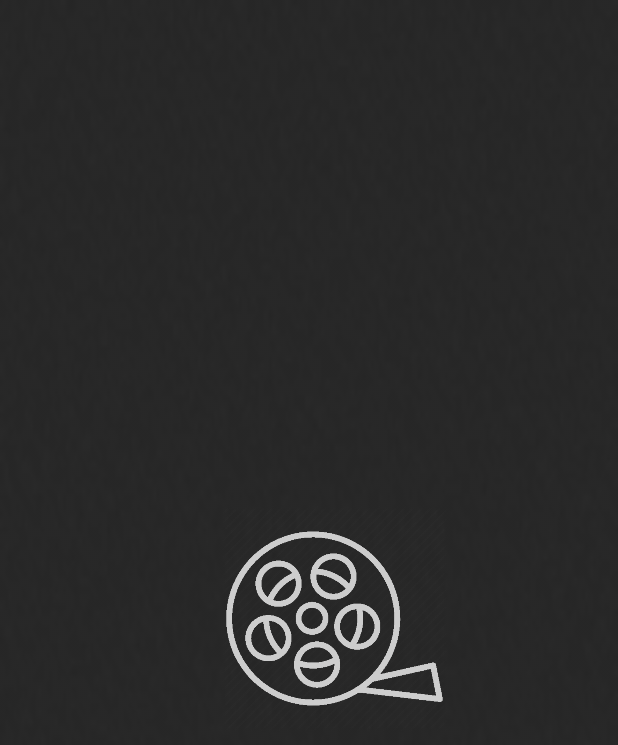
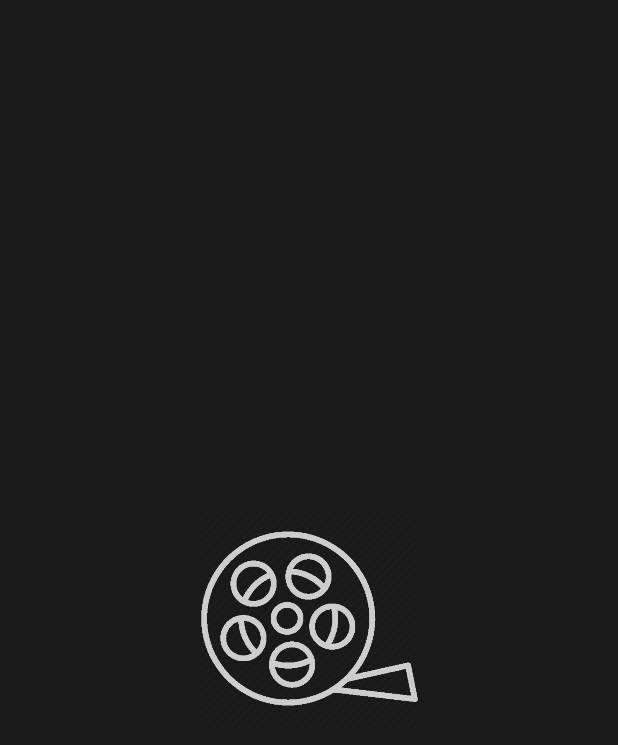
Before and after one commit to RepCode/HaveISeenIt, an Android app: the SplashScreen screen opened directly, with no data from a screen before it, on a phone screen of 412 x 824 dp. Shown: the top 745 px of the screen. Run offline under Robolectric (Android 15) with nearby library versions, the phone set to English and light mode, and no system bars.

Commit message:
changed primary color, added layout for empty list

```diff
--- a/app/src/main/res/layout/activity_splash_screen.xml
+++ b/app/src/main/res/layout/activity_splash_screen.xml
@@ -4,19 +4,8 @@
     xmlns:tools="http://schemas.android.com/tools"
     android:layout_width="match_parent"
     android:layout_height="match_parent"
+    android:background="@color/colorPrimary"
     tools:context=".activities.splash.SplashScreen">
-
-    <ImageView
-        android:id="@+id/splash_backgound"
-        android:layout_width="match_parent"
-        android:layout_height="match_parent"
-        android:contentDescription="@string/splash_background_description"
-        android:scaleType="fitXY"
-        app:layout_constraintBottom_toBottomOf="parent"
-        app:layout_constraintEnd_toEndOf="parent"
-        app:layout_constraintStart_toStartOf="parent"
-        app:layout_constraintTop_toTopOf="parent"
-        app:srcCompat="@drawable/black_background" />
 
     <ImageView
         android:id="@+id/imageView3"
@@ -25,8 +14,7 @@
         android:contentDescription="@string/splash_icon_description"
         app:layout_constraintBottom_toBottomOf="parent"
         app:layout_constraintEnd_toEndOf="parent"
-        app:layout_constraintHorizontal_bias="0.565"
-        app:layout_constraintStart_toStartOf="@+id/splash_backgound"
+        app:layout_constraintStart_toStartOf="parent"
         app:layout_constraintTop_toTopOf="parent"
         app:srcCompat="@drawable/film_roll" />
 
--- a/app/src/main/res/values/colors.xml
+++ b/app/src/main/res/values/colors.xml
@@ -1,6 +1,6 @@
 <?xml version="1.0" encoding="utf-8"?>
 <resources>
-    <color name="colorPrimary">#2e2e2e</color>
+    <color name="colorPrimary">#1a1a1a</color>
     <color name="colorPrimaryDark">#000000</color>
     <color name="colorWhite">#d8d8d8</color>
     <color name="colorLightBlue">#038FCE</color>
--- a/app/src/main/res/values/strings.xml
+++ b/app/src/main/res/values/strings.xml
@@ -29,4 +29,6 @@
     <string name="text_input_missing_default_message">Este campo es obligatorio</string>
     <string name="email_error_message">Este no es un email válido</string>
     <string name="password_error_message">la contraseña debe tener entre 5 y 10 caracteres y contener un número</string>
+    <!--  Movies List  -->
+    <string name="no_movies_added">Todavía no has agregado ninguna películas.\n\n Presiona en + para comenzar!</string>
 </resources>
--- a/app/src/main/res/values/styles.xml
+++ b/app/src/main/res/values/styles.xml
@@ -2,7 +2,7 @@
 
     <style name="AppTheme" parent="Theme.AppCompat.Light.NoActionBar">
         <item name="colorPrimary">@color/colorPrimary</item>
-        <item name="colorPrimaryDark">@color/colorPrimaryDark</item>
+        <item name="colorPrimaryDark">@color/colorPrimary</item>
         <item name="colorAccent">@color/colorWhite</item>
     </style>
 
```
Also changed, not shown: app/src/main/res/drawable/ic_add_black_24dp.xml (added, +9 -0 lines), app/src/main/res/layout/fragment_movies_list.xml (+42 -1 lines).
